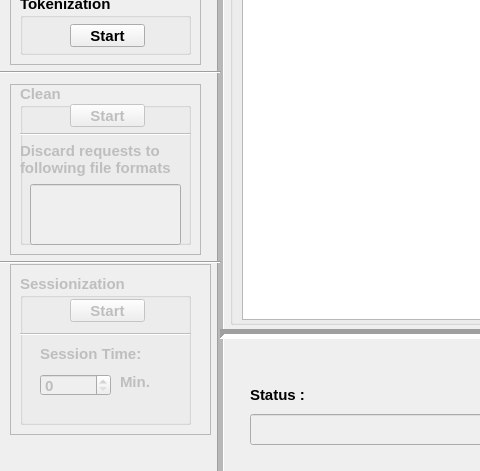
First picture: the form in ui_mainwindow.ui, repository jarifibrahim/projectStuff, before the edit; both pictures show x 0 to 480 and y 215 to 686 of the 1350 by 686 pixel window.
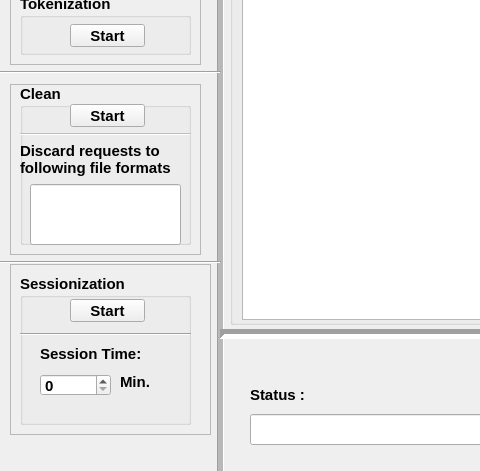
Second picture: the form after the edit.

```diff
--- a/ui_mainwindow.ui
+++ b/ui_mainwindow.ui
@@ -251,7 +251,7 @@
    </widget>
    <widget class="QFrame" name="session_frame">
     <property name="enabled">
-     <bool>false</bool>
+     <bool>true</bool>
     </property>
     <property name="geometry">
      <rect>
@@ -281,7 +281,7 @@
     </property>
     <widget class="QGroupBox" name="session_groupBox">
      <property name="enabled">
-      <bool>false</bool>
+      <bool>true</bool>
      </property>
      <property name="geometry">
       <rect>
@@ -315,7 +315,7 @@
      </property>
      <widget class="QPushButton" name="B_SStart">
       <property name="enabled">
-       <bool>false</bool>
+       <bool>true</bool>
       </property>
       <property name="geometry">
        <rect>
@@ -367,6 +367,9 @@
       </property>
      </widget>
      <widget class="QLabel" name="session_time_label">
+      <property name="enabled">
+       <bool>true</bool>
+      </property>
       <property name="geometry">
        <rect>
         <x>20</x>
@@ -514,6 +517,9 @@
     </widget>
    </widget>
    <widget class="QFrame" name="token_frame">
+    <property name="enabled">
+     <bool>true</bool>
+    </property>
     <property name="geometry">
      <rect>
       <x>10</x>
@@ -600,7 +606,7 @@
    </widget>
    <widget class="QFrame" name="clean_frame">
     <property name="enabled">
-     <bool>false</bool>
+     <bool>true</bool>
     </property>
     <property name="geometry">
      <rect>
@@ -630,7 +636,7 @@
     </property>
     <widget class="QGroupBox" name="clean_groupBox">
      <property name="enabled">
-      <bool>false</bool>
+      <bool>true</bool>
      </property>
      <property name="geometry">
       <rect>
@@ -664,7 +670,7 @@
      </property>
      <widget class="QPushButton" name="B_CStart">
       <property name="enabled">
-       <bool>false</bool>
+       <bool>true</bool>
       </property>
       <property name="geometry">
        <rect>
@@ -692,7 +698,7 @@
      </widget>
      <widget class="QLineEdit" name="ignore_ext_lineEdit">
       <property name="enabled">
-       <bool>false</bool>
+       <bool>true</bool>
       </property>
       <property name="geometry">
        <rect>
@@ -719,7 +725,10 @@
        <bool>true</bool>
       </property>
      </widget>
-     <widget class="Line" name="session_seperator_2">
+     <widget class="Line" name="line_seperator">
+      <property name="enabled">
+       <bool>false</bool>
+      </property>
       <property name="geometry">
        <rect>
         <x>0</x>
@@ -869,7 +878,7 @@
    </widget>
    <widget class="QLineEdit" name="status_lineEdit">
     <property name="enabled">
-     <bool>false</bool>
+     <bool>true</bool>
     </property>
     <property name="geometry">
      <rect>
@@ -879,6 +888,9 @@
       <height>31</height>
      </rect>
     </property>
+    <property name="readOnly">
+     <bool>true</bool>
+    </property>
    </widget>
   </widget>
   <widget class="QMenuBar" name="menubar">
```
